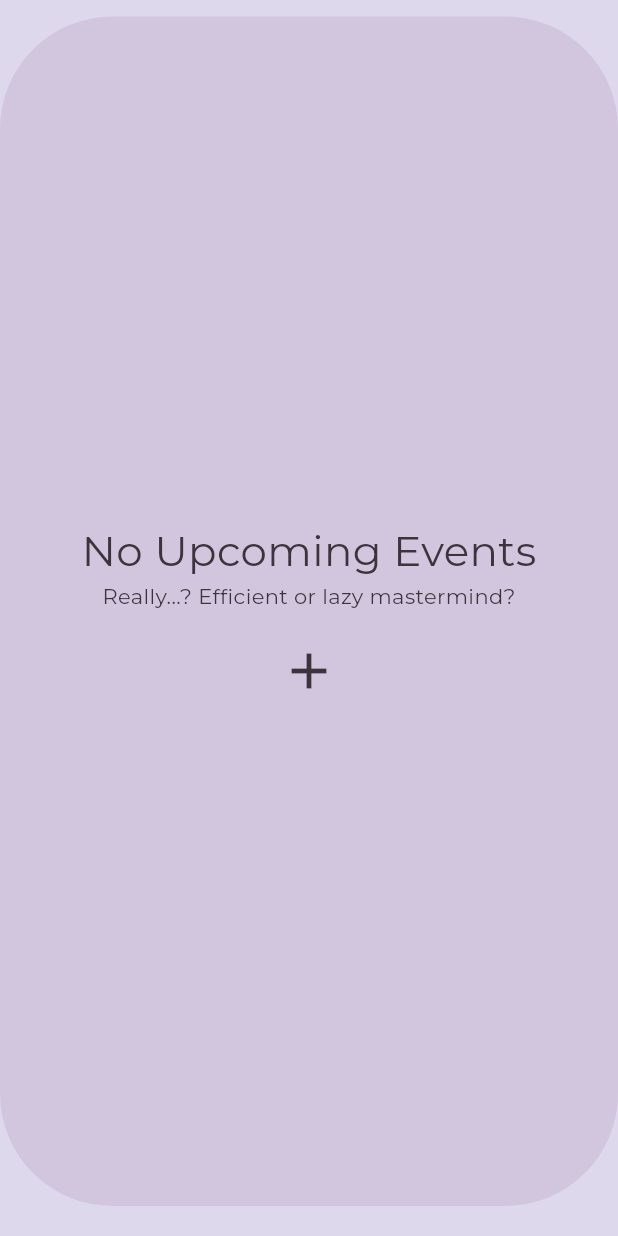
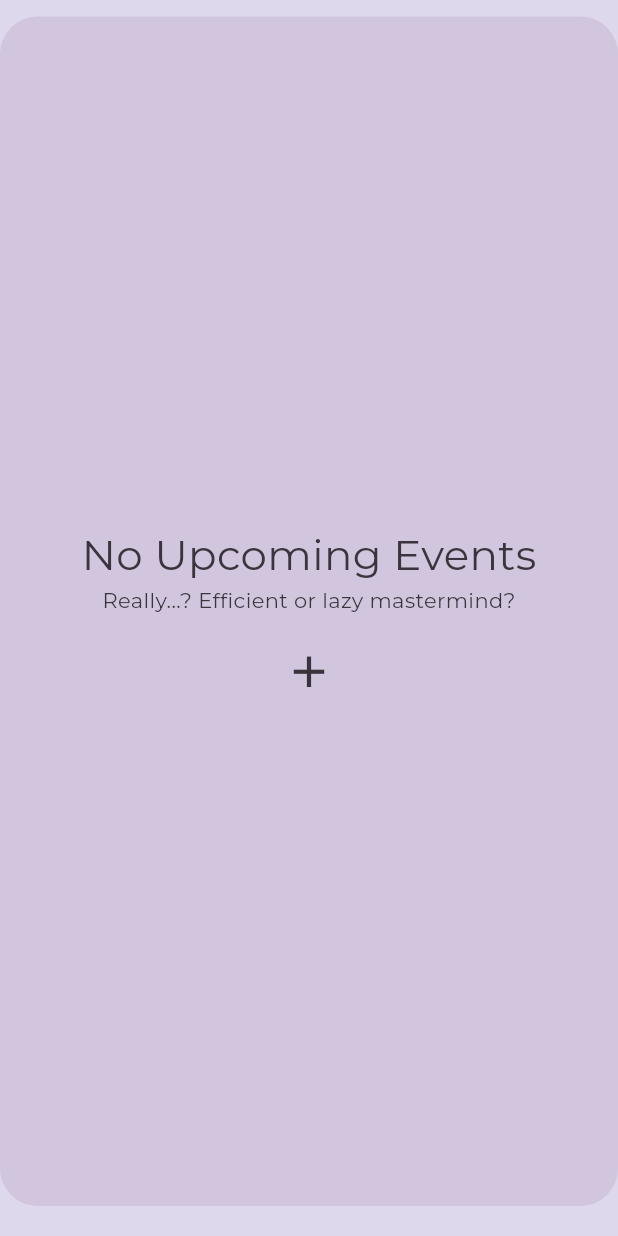
Before and after one commit to stavgafny/lifeline, a Flutter app: the _AddButtonStandalone widget shown alone on an empty page, opened directly with empty values, on a phone screen of 412 x 824 dp. Run offline on Flutter 3.47's test engine with Material 3 defaults, Android fonts, the phone set to English and light mode, and no system bars; our stand-ins replace curved_navigation_bar, firebase_auth, firebase_core, flutter_rating_bar, flutter_riverpod, go_router and 7 more; missing offline and left inert: flutter_foreground_task, wheel_picker; accounts and stored records are empty; generated files the repository leaves out were written again; statements that could not run were skipped.

Commit message:
style tweak on add upcoming event button

```diff
--- a/lib/src/features/user/data/upcoming_events/views/upcoming_events_list_view/widgets/add_upcoming_event_button.dart
+++ b/lib/src/features/user/data/upcoming_events/views/upcoming_events_list_view/widgets/add_upcoming_event_button.dart
@@ -69,7 +69,7 @@ class _AddButton extends StatelessWidget {
 }
 
 class _AddButtonStandalone extends StatelessWidget {
-  static const _borderRadius = BorderRadius.all(Radius.circular(75));
+  static const _borderRadius = BorderRadius.all(Radius.circular(25.0));
 
   final void Function() onTap;
 
@@ -97,7 +97,7 @@ class _AddButtonStandalone extends StatelessWidget {
                   Text("Really...? Efficient or lazy mastermind?"),
                   Padding(
                     padding: EdgeInsets.only(top: 20.0),
-                    child: Icon(Icons.add, size: 40),
+                    child: Icon(Icons.add, size: 35.0),
                   ),
                 ],
               ),
```
